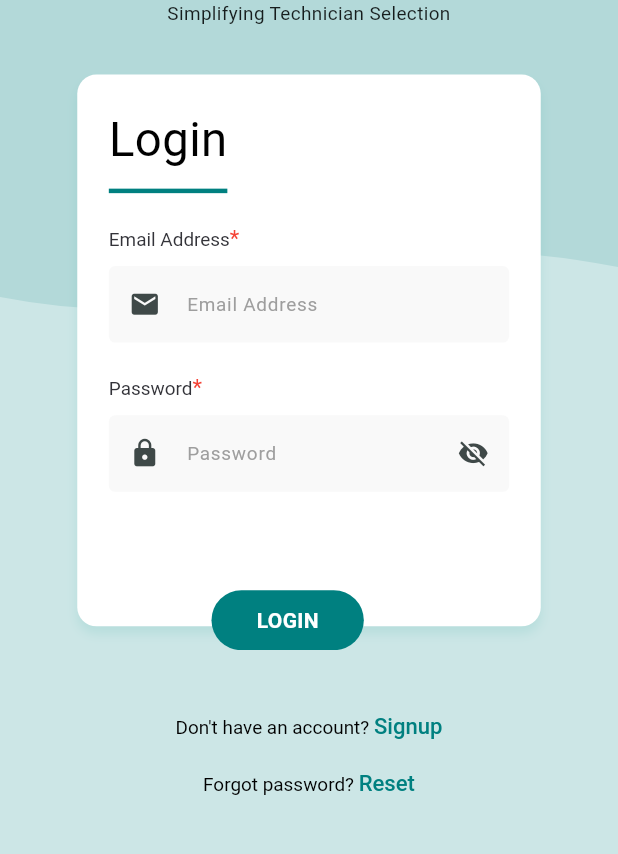
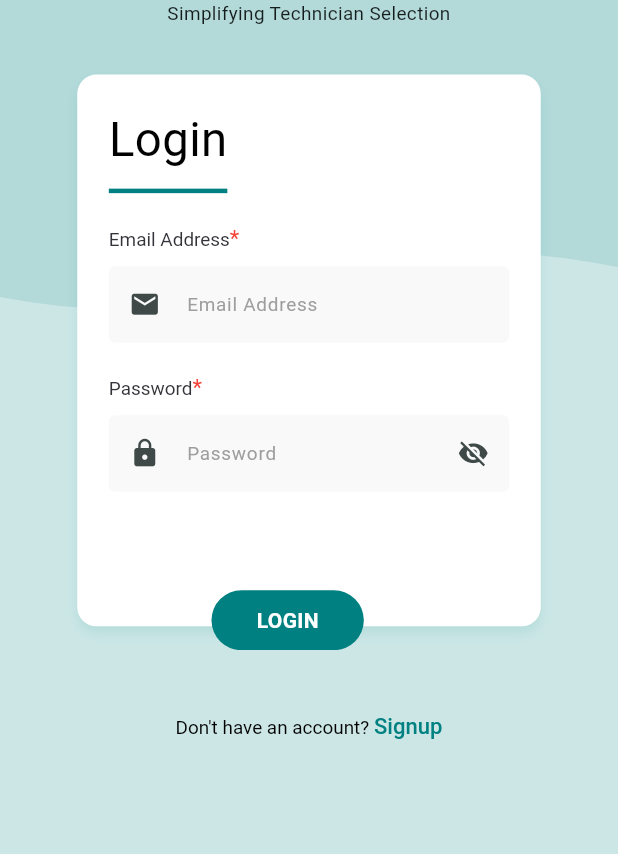
Before and after one commit to Pritom-Shajed/Fixify-App, a Flutter app: the AuthPage screen opened by its route, on a phone screen of 412 x 824 dp, the part 291-1145 px from its top. Run offline on Flutter 3.47's test engine with Material 3 defaults, Android fonts, the phone set to English and light mode, and no system bars; drawn by our look-alikes of animated_toggle_switch; our stand-ins replace animated_text_kit, cached_network_image, carousel_slider, cloud_firestore, expandable_page_view, firebase_core and 11 more; missing offline and left inert: day_night_time_picker; accounts and stored records are empty.

Commit message:
Auth page fix

```diff
--- a/lib/pages/auth/auth_footer.dart
+++ b/lib/pages/auth/auth_footer.dart
@@ -43,25 +43,6 @@ class _AuthFooterState extends State<AuthFooter> {
                         ..onTap = widget.onTapSignUp,
                     )
                   ])),
-              SizedBox(
-                height: Dimensions.height20,
-              ),
-              RichText(
-                  text: TextSpan(
-                      text: 'Forgot password? ',
-                      style: TextStyle(
-                          color: Colors.black, fontSize: Dimensions.font12),
-                      children: [
-                    TextSpan(
-                      text: 'Reset',
-                      style: TextStyle(
-                          color: AppColors.primaryColor,
-                          fontWeight: FontWeight.w500,
-                          fontSize: Dimensions.font14),
-                      recognizer: TapGestureRecognizer()
-                        ..onTap = widget.onTapForgotPass,
-                    )
-                  ])),
             ],
           )
         : Column(
@@ -93,7 +74,7 @@ class _AuthFooterState extends State<AuthFooter> {
                     TextSpan(
                       text: 'Terms & Conditions',
                       style: TextStyle(
-                          color: AppColors.primaryColor,
+                          color: AppColors.blackColor,
                           fontWeight: FontWeight.w500,
                           fontSize: Dimensions.font12),
                     )
```
